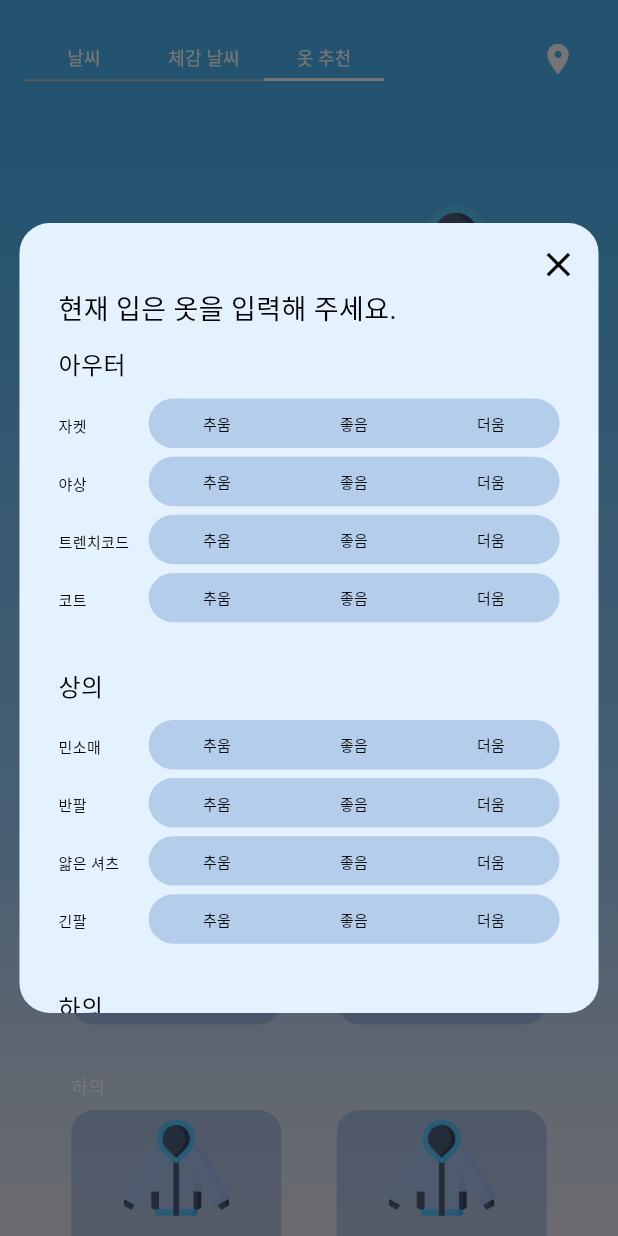
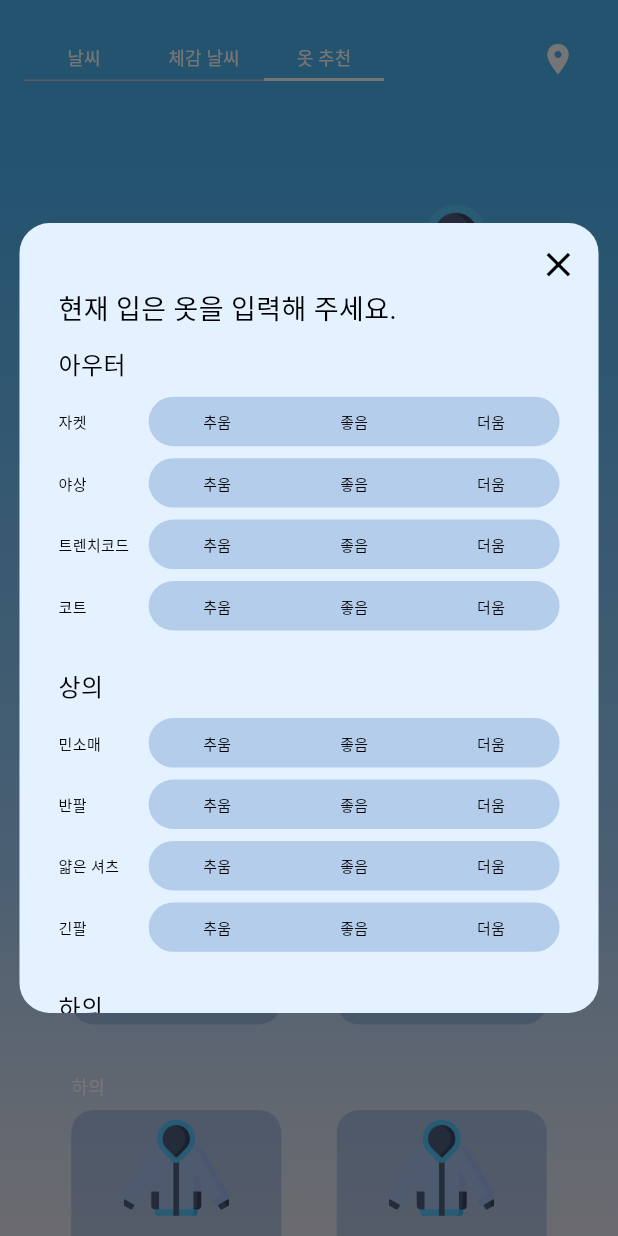
Before and after one commit to IMS-Side/NS-baragi-Flutter, a Flutter app: the screen it shows after launch, tab 3 chosen, after a tap on "옷 추천하러 가기", on a phone screen of 412 x 824 dp. Run offline on Flutter 3.47's test engine with Material 3 defaults, Android fonts, the phone set to English and light mode, and no system bars; our stand-ins replace flutter_dotenv, geolocator, get, shared_preferences; missing offline and left inert: dart:ffi, flutter_naver_map; network calls fail; Roboto replaces fonts that are missing (PretendardBold, PretendardRegular, PretendardSemiBold).

Commit message:
[feature/modal] feat : clothesInputModal 파트 GetX Controller 추가. controllers, services 파일 추가.

```diff
--- /dev/null
+++ b/lib/suggest_clothes/controllers/suggestClothesController.dart
@@ -0,0 +1,21 @@
+import 'package:get/get.dart';
+import 'package:http/http.dart' as http;
+import 'dart:convert';
+
+import 'package:nsbaragi/suggest_clothes/services/suggestClothesService.dart';
+
+class SuggestClothesController extends GetxController{
+  final SuggestClothesService suggestClothesService = SuggestClothesService();
+
+  var selectedClothes = <String, String>{}.obs; //선택한 옷 정보 저장
+
+  void selectClothes(String category, String value){
+    selectedClothes[category] = value;
+    update();
+  }
+
+  Future<void> sendFeelClothes() async {
+
+  }
+
+}
--- a/lib/suggest_clothes/modals/clothesInputCard.dart
+++ b/lib/suggest_clothes/modals/clothesInputCard.dart
@@ -1,62 +1,65 @@
 import 'package:flutter/material.dart';
+import 'package:get/get.dart';
+import 'package:nsbaragi/suggest_clothes/controllers/suggestClothesController.dart';
 
-class ClothesInputCard extends StatefulWidget {
-  const ClothesInputCard({super.key});
+class ClothesInputCard extends StatelessWidget {
+  final String category;
+  final List<String> options;
 
-  @override
-  State<ClothesInputCard> createState() => _ClothesInputCardState();
-}
+  ClothesInputCard({
+    required this.category,
+    required this.options,
+    super.key,
+  });
 
-class _ClothesInputCardState extends State<ClothesInputCard> {
-  int? selectedIndex;
+  // Get.put()을 사용하면 여러 개의 컨트롤러 인스턴스가 생성될 위험이 있음
+  final SuggestClothesController controller = Get.find<SuggestClothesController>();
 
   @override
   Widget build(BuildContext context) {
-
-    final Size size = MediaQuery.of(context).size;
-    List<String> options = ["추움", "좋음", "더움"];
-
     return Card(
       color: Colors.transparent,
       elevation: 0.0,
       margin: EdgeInsets.zero,
       child: Container(
-        width: size.width * 0.665,
-        height: size.height * 0.040,
+        width: Get.width * 0.665,
+        height: Get.height * 0.040,
         decoration: BoxDecoration(
           color: const Color(0xFF467ABE).withOpacity(0.3),
           borderRadius: BorderRadius.circular(30.0),
         ),
         child: Row(
-          children: List.generate(options.length, (index) {
+          mainAxisAlignment: MainAxisAlignment.spaceEvenly,
+          children: options.map((option) {
             return Expanded(
-              child: GestureDetector(
+              child: Obx(() {
+                bool isSelected = controller.selectedClothes[category] == option;
+
+                return GestureDetector(
                   onTap: () {
-                  setState(() {
-                    selectedIndex = index;
-                  });
+                    controller.selectClothes(category, option);
                   },
                   child: Container(
                     height: double.infinity,
                     alignment: Alignment.center,
                     decoration: BoxDecoration(
-                    color: selectedIndex == index ? const Color(0x80234C83) : Colors.transparent,
+                      color: isSelected ? Color(0x80234C83) : Colors.transparent,
                       borderRadius: BorderRadius.circular(20.0),
                     ),
                     child: Text(
-                    options[index],
+                      option,
                       style: TextStyle(
                         fontFamily: 'PretendardRegular',
                         fontSize: 10,
                         height: 1.7,
-                      color: selectedIndex == index ? Colors.white : Colors.black, // 선택 시 글자색 변경
-                    ),
-                    textAlign: TextAlign.center,
+                        color: isSelected ? Colors.white : Colors.black,
                       ),
                     ),
                   ),
                 );
               }),
+            );
+          }).toList(),
         ),
       ),
     );
--- a/lib/suggest_clothes/modals/clothesInputCards.dart
+++ b/lib/suggest_clothes/modals/clothesInputCards.dart
@@ -1,54 +1,48 @@
 import 'package:flutter/material.dart';
+import 'package:get/get.dart';
 import 'package:nsbaragi/suggest_clothes/modals/clothesInputCard.dart';
 
-class ClothesInputCards extends StatefulWidget {
+class ClothesInputCards extends StatelessWidget {
   final String category;
-  final List<String> clothesList;
+  final List<String> items;
 
-  const ClothesInputCards({
-    super.key,
-    required this.category,
-    required this.clothesList,
-  });
+  const ClothesInputCards({required this.category, required this.items, Key? key}) : super(key: key);
 
   @override
-  State<ClothesInputCards> createState() => _ClothesInputCardsState();
-}
-
-class _ClothesInputCardsState extends State<ClothesInputCards> {
-  @override
   Widget build(BuildContext context) {
-    final Size size = MediaQuery.of(context).size;
-
     return Container(
-      width: size.width * 0.811,
-      height: size.height * 0.230,
-      child: Stack(
+      width: Get.width * 0.811,
+      height: Get.height * 0.25,
+      child: Column(
+        crossAxisAlignment: CrossAxisAlignment.start,
         children: [
-          Positioned(
-            top: 0,
-            left: 0,
-            child: Text(
-              widget.category,
+          Text(
+            category,
             style: TextStyle(fontFamily: 'PretendardSemiBold', fontSize: 16, height: 1.7, color: Colors.black),
           ),
-          ),
-
-          for (int i = 0; i < widget.clothesList.length; i++) ...[
-            Positioned(
-              top: size.height * (0.055 + (i * 0.047)),
-              left: 0,
+          SizedBox(height: 8),
+          Column(
+            children: items.map((item) {
+              return Padding(
+                padding: const EdgeInsets.only(bottom: 8.0),
+                child: Row(
+                  children: [
+                    SizedBox(
+                      width: Get.width * 0.146,
                       child: Text(
-                widget.clothesList[i],
+                        item,
                         style: TextStyle(fontFamily: 'PretendardSemiBold', fontSize: 10, height: 1.7, color: Colors.black),
                       ),
                     ),
-            Positioned(
-              top: size.height * (0.044 + (i * 0.047)),
-              left: size.width * 0.146,
-              child: ClothesInputCard(),
+                    ClothesInputCard(
+                      category: category,
+                      options: ["추움", "좋음", "더움"], // 선택지 리스트
                     ),
                   ],
+                ),
+              );
+            }).toList(),
+          ),
         ],
       ),
     );
--- a/lib/suggest_clothes/modals/clothesInputModal.dart
+++ b/lib/suggest_clothes/modals/clothesInputModal.dart
@@ -1,99 +1,81 @@
 import 'package:flutter/material.dart';
+import 'package:get/get.dart';
+import 'package:nsbaragi/suggest_clothes/controllers/suggestClothesController.dart';
 import 'package:nsbaragi/suggest_clothes/modals/clothesInputCards.dart';
 
 class ClothesInputModal extends StatelessWidget {
-  const ClothesInputModal({super.key});
+  ClothesInputModal({Key? key}) : super(key: key);
+
+  final SuggestClothesController controller = Get.put(SuggestClothesController());
 
   @override
   Widget build(BuildContext context) {
-
-    final Size size = MediaQuery.of(context).size;
-
     return Dialog(
       backgroundColor: Colors.transparent,
-      insetPadding: EdgeInsets.symmetric(horizontal: size.width * 0.031),
-
+      insetPadding: EdgeInsets.symmetric(horizontal: Get.width * 0.031),
       child: Container(
-          width: size.width * 0.937,
-          height: size.height * 0.639,
+        width: Get.width * 0.937,
+        height: Get.height * 0.639,
         alignment: Alignment.center,
         decoration: BoxDecoration(
           color: const Color(0xFFE4F1FF),
           borderRadius: BorderRadius.circular(20.0),
         ),
-
         child: Stack(
           children: [
-
             Positioned(
-                top: size.height * 0.017,
-                right: size.width * 0.032,
-                child: GestureDetector( //터치 이벤트 추가
-                  onTap: () {
-                    Navigator.pop(context); //모달 닫기
-                  },
+              top: Get.height * 0.017,
+              right: Get.width * 0.032,
+              child: GestureDetector(
+                onTap: () => Get.back(), // 모달 닫기
                 child: Icon(
                   Icons.close,
                   color: Colors.black,
-                    size: size.height * 0.033,
+                  size: Get.height * 0.033,
                 ),
               ),
             ),
-
             Positioned(
-                top: size.height * 0.050,
-                left: size.width * 0.063,
+              top: Get.height * 0.050,
+              left: Get.width * 0.063,
               child: Text(
                 '현재 입은 옷을 입력해 주세요.',
                 style: TextStyle(fontFamily: 'PretendardBold', fontSize: 18, height: 1.7, color: Colors.black),
               ),
             ),
-
             Positioned(
-                top: size.height * 0.098,
-                left: size.width * 0.063,
+              top: Get.height * 0.098,
+              left: Get.width * 0.063,
               child: SizedBox(
-                  height: size.height * 0.542,
-
+                height: Get.height * 0.542, // 높이를 제한
                 child: SingleChildScrollView(
-
                   child: Column(
                     children: [
-
                       ClothesInputCards(
                         category: '아우터',
-                          clothesList: ['자켓', '야상', '트렌치코드', '코트'],
+                        items: ['자켓', '야상', '트렌치코드', '코트'],
                       ),
-
-                        SizedBox(height: size.height * 0.030,),
-
+                      SizedBox(height: Get.height * 0.010),
                       ClothesInputCards(
                         category: '상의',
-                          clothesList: ['민소매', '반팔', '얇은 셔츠', '긴팔'],
+                        items: ['민소매', '반팔', '얇은 셔츠', '긴팔'],
                       ),
-
-                        SizedBox(height: size.height * 0.030,),
-
+                      SizedBox(height: Get.height * 0.010),
                       ClothesInputCards(
                         category: '하의',
-                          clothesList: ['반바지', '면바지', '청바지', '후드 집업'],
+                        items: ['반바지', '면바지', '청바지', '후드 집업'],
                       ),
-
-                        SizedBox(height: size.height * 0.050,),
-
+                      SizedBox(height: Get.height * 0.010),
                       ClothesInputCards(
                         category: '기타',
-                          clothesList: ['목도리', '기모', '레깅스', '스타킹'],
+                        items: ['목도리', '기모', '레깅스', '스타킹'],
                       ),
-
-                        SizedBox(height: size.height * 0.050,),
-
+                      SizedBox(height: Get.height * 0.030),
                       Align(
                         alignment: Alignment(0.0, 1.0),
-
                         child: ElevatedButton(
-                            onPressed: (){
-                              Navigator.pop(context);
+                          onPressed: () => {
+                            //controller.sendFeelClothes()
                           },
                           style: ElevatedButton.styleFrom(
                             backgroundColor: Color(0xFF1A3761),
@@ -101,7 +83,7 @@ class ClothesInputModal extends StatelessWidget {
                             shape: RoundedRectangleBorder(
                               borderRadius: BorderRadius.circular(30.0),
                             ),
-                              padding: EdgeInsets.symmetric(horizontal: size.width * 0.303, vertical: size.height * 0.008),
+                            padding: EdgeInsets.symmetric(horizontal: Get.width * 0.303, vertical: Get.height * 0.008),
                           ),
                           child: Text(
                             '완료',
@@ -109,15 +91,15 @@ class ClothesInputModal extends StatelessWidget {
                           ),
                         ),
                       ),
-
-                        SizedBox(height: size.height * 0.050,),
+                      SizedBox(height: Get.height * 0.050),
                     ],
                   ),
                 ),
               ),
-              )
+            ),
+
           ],
-          )
+        ),
       ),
     );
   }
--- /dev/null
+++ b/lib/suggest_clothes/services/suggestClothesService.dart
@@ -0,0 +1,30 @@
+import 'dart:convert';
+import 'package:flutter_dotenv/flutter_dotenv.dart';
+import 'package:http/http.dart' as http;
+import 'dart:developer';
+
+class SuggestClothesService{
+  final String baseUrl = dotenv.env['SERVER_URL'] ?? '';
+
+  //4.1 옷 설문조사
+  Future<bool> sendClothes(Map<String, String> selectedClothes) async {
+    try {
+      final response = await http.post(
+        Uri.parse(baseUrl),
+        headers: {"Content-Type": "application/json"},
+        body: jsonEncode(selectedClothes),
+      );
+
+      log("서버 응답: ${response.body}", name: "ClothesService");
+
+      if (response.statusCode == 200) {
+        return true; // 성공
+      } else {
+        return false; // 실패
+      }
+    } catch (e) {
+      log("네트워크 오류: $e", name: "ClothesService");
+      return false;
+    }
+  }
+}
```
Lines whose indentation alone changed are shown as unchanged.
